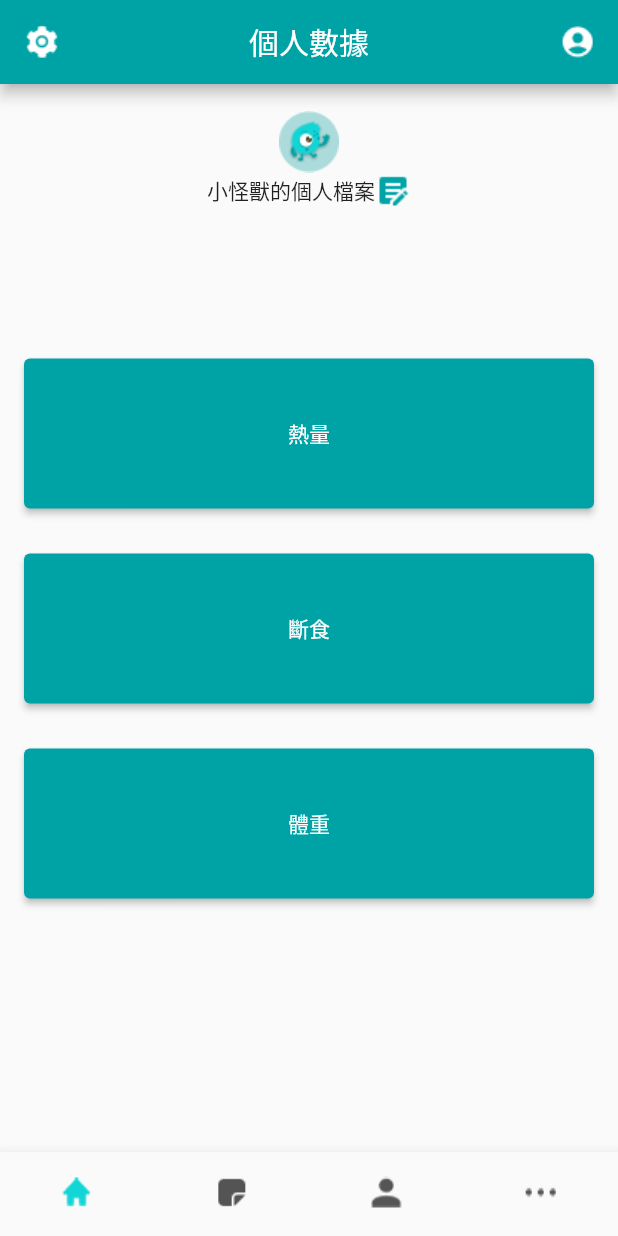
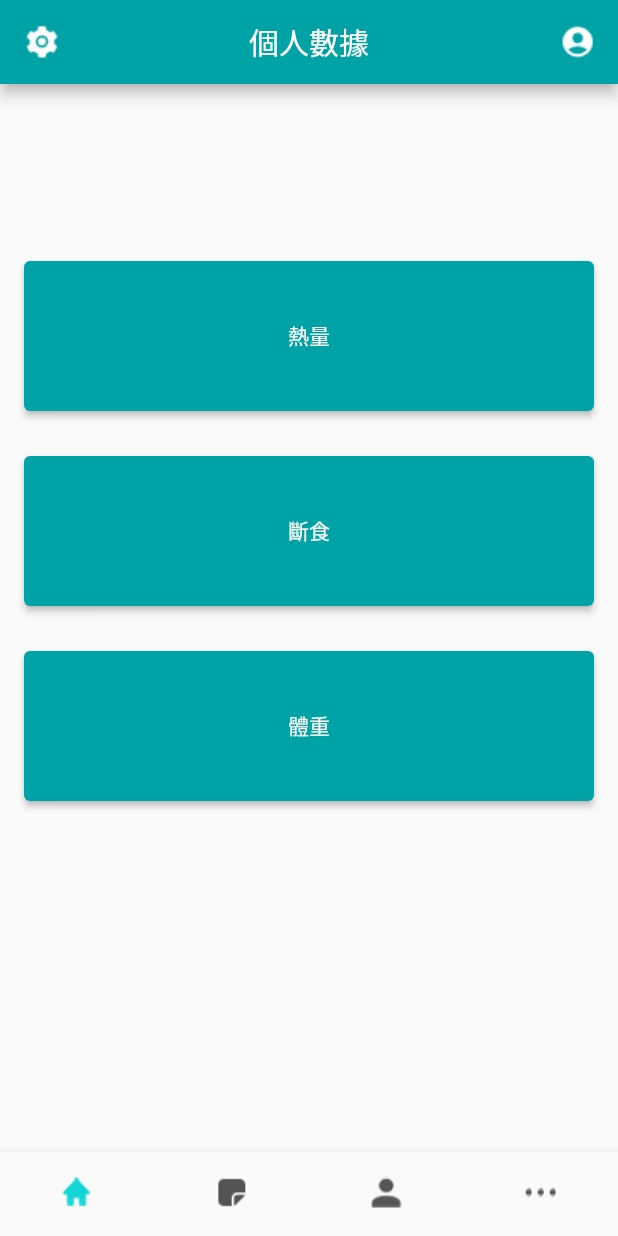
Before and after one commit to snowmanouo/better-health, a Flutter app: the screen it shows after launch, on a phone screen of 412 x 824 dp. Run offline on Flutter 3.47's test engine with Material 2 defaults, Android fonts, the phone set to English and light mode, and no system bars; our stand-ins replace charts_flutter, firebase_core, percent_indicator, syncfusion_flutter_charts, table_calendar; accounts and stored records are empty.

```diff
--- a/lib/Page/MyselfPage.dart
+++ b/lib/Page/MyselfPage.dart
@@ -35,24 +35,6 @@ class MyselfPage extends StatelessWidget {
         children: [
           Column(
             children: [
-              Image.asset('assets/images/monster_small.png'),
-              Row(
-                  mainAxisAlignment: MainAxisAlignment.center,
-                children: [
-                  Text("小怪獸的個人檔案"),
-                  IconButton(
-                    padding: EdgeInsets.zero,
-                    constraints: BoxConstraints(),
-                    icon: Image.asset('assets/images/myselfsetting.png'),
-                    onPressed: () {
-                      Navigator.push(
-                        context,
-                        MaterialPageRoute(builder: (context) => Mysetting()),
-                      );
-                    },
-                  ),
-                ],
-              ),
 
               SizedBox(
                 height: 100,
```
